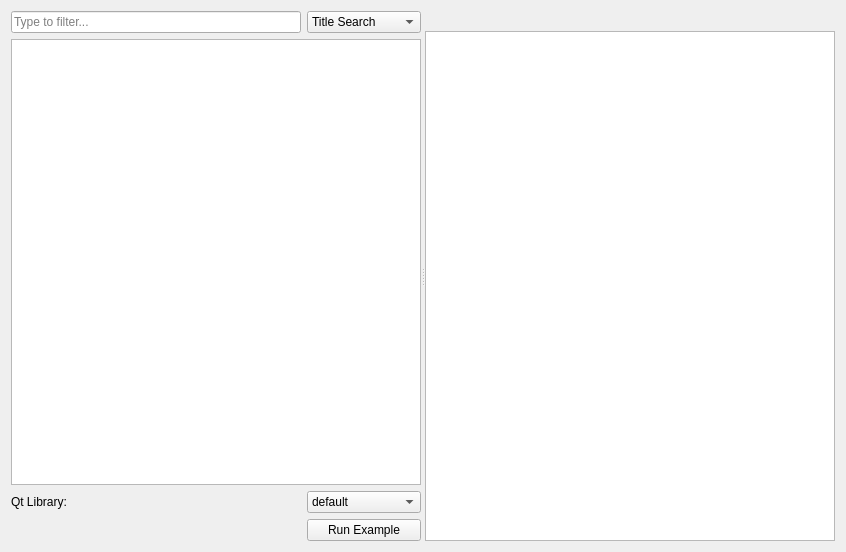
Above: examples/exampleLoaderTemplate.ui from pyqtgraph/pyqtgraph before the change. Below: the same form after it.
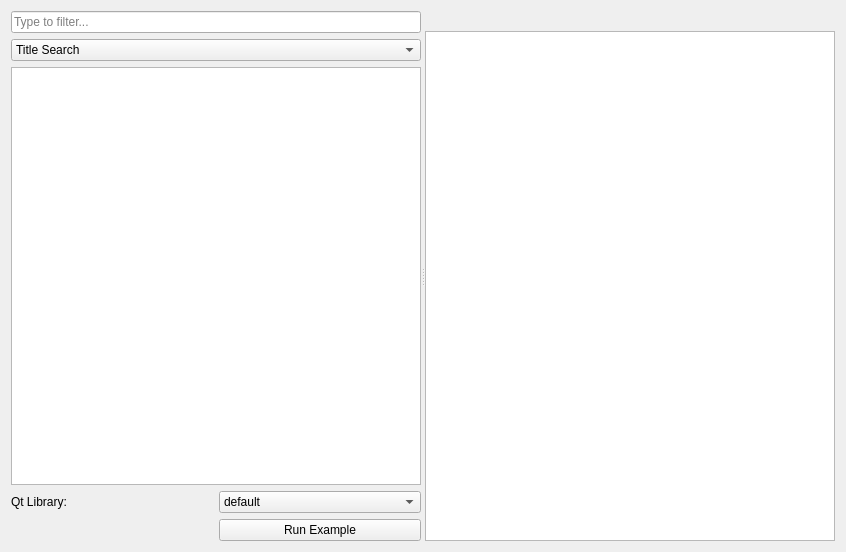
That is the form after the change.

Commit message: Combo box below text edit to avoid clipping

Patch:
```diff
--- a/examples/exampleLoaderTemplate.ui
+++ b/examples/exampleLoaderTemplate.ui
@@ -21,7 +21,43 @@
      </property>
      <widget class="QWidget" name="layoutWidget">
       <layout class="QGridLayout" name="gridLayout">
-       <item row="2" column="0" colspan="2">
+       <item row="4" column="1">
+        <widget class="QComboBox" name="qtLibCombo">
+         <item>
+          <property name="text">
+           <string>default</string>
+          </property>
+         </item>
+         <item>
+          <property name="text">
+           <string>PyQt5</string>
+          </property>
+         </item>
+         <item>
+          <property name="text">
+           <string>PySide2</string>
+          </property>
+         </item>
+         <item>
+          <property name="text">
+           <string>PySide6</string>
+          </property>
+         </item>
+         <item>
+          <property name="text">
+           <string>PyQt6</string>
+          </property>
+         </item>
+        </widget>
+       </item>
+       <item row="6" column="1">
+        <widget class="QPushButton" name="loadBtn">
+         <property name="text">
+          <string>Run Example</string>
+         </property>
+        </widget>
+       </item>
+       <item row="3" column="0" colspan="2">
         <widget class="QTreeWidget" name="exampleTree">
          <attribute name="headerVisible">
           <bool>false</bool>
@@ -33,57 +69,21 @@
          </column>
         </widget>
        </item>
-       <item row="5" column="1">
-        <widget class="QPushButton" name="loadBtn">
-         <property name="text">
-          <string>Run Example</string>
-         </property>
-        </widget>
-       </item>
-       <item row="3" column="1">
-        <widget class="QComboBox" name="qtLibCombo">
-         <item>
-          <property name="text">
-           <string>default</string>
-          </property>
-         </item>
-         <item>
-          <property name="text">
-           <string>PyQt5</string>
-          </property>
-         </item>
-         <item>
-          <property name="text">
-           <string>PySide2</string>
-          </property>
-         </item>
-         <item>
-          <property name="text">
-           <string>PySide6</string>
-          </property>
-         </item>
-         <item>
-          <property name="text">
-           <string>PyQt6</string>
-          </property>
-         </item>
-        </widget>
-       </item>
-       <item row="3" column="0">
+       <item row="4" column="0">
         <widget class="QLabel" name="label">
          <property name="text">
           <string>Qt Library:</string>
          </property>
         </widget>
        </item>
-       <item row="0" column="0">
+       <item row="0" column="0" colspan="2">
         <widget class="QLineEdit" name="exampleFilter">
          <property name="placeholderText">
           <string>Type to filter...</string>
          </property>
         </widget>
        </item>
-       <item row="0" column="1">
+       <item row="1" column="0" colspan="2">
         <widget class="QComboBox" name="searchFiles">
          <item>
           <property name="text">
```
The commit also changes 6 other files.
